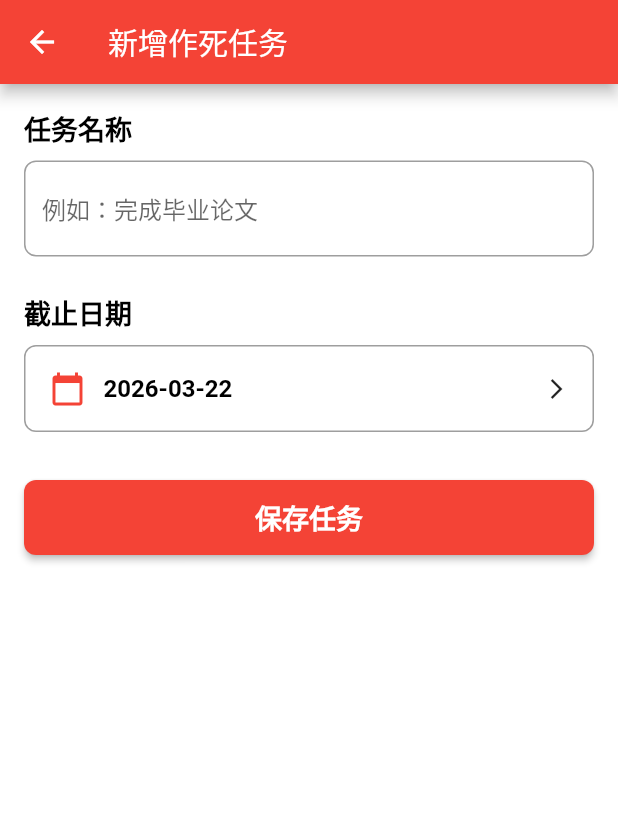
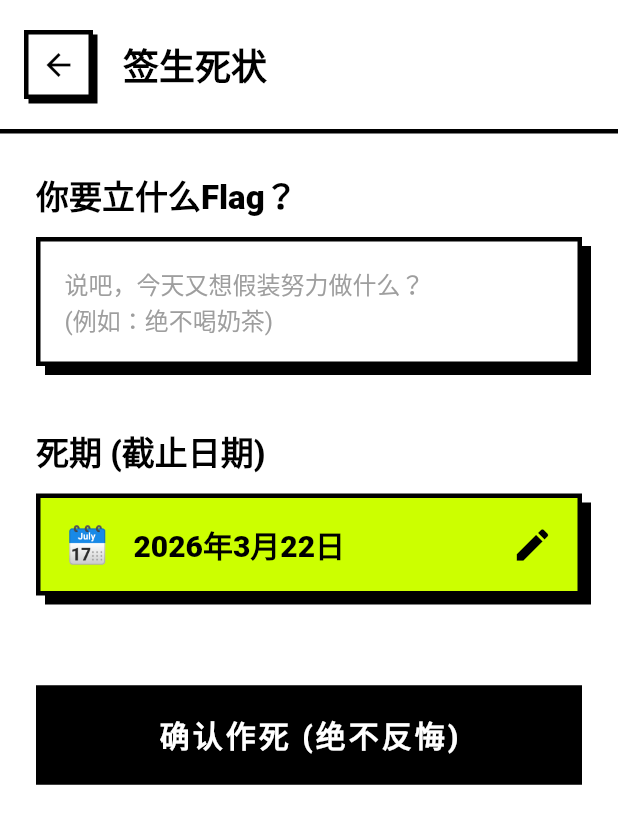
Before and after one commit to vanhci/toxic_tracker, a Flutter app: the AddTaskScreen screen opened directly, on a phone screen of 412 x 824 dp. Shown: the top 824 px of the screen. Run offline on Flutter 3.47's test engine with Material 3 defaults, Android fonts, the phone set to English and light mode, and no system bars; our stand-ins replace shared_preferences; accounts and stored records are empty.

Commit message:
Update add_task_screen.dart

```diff
--- a/lib/screens/add_task_screen.dart
+++ b/lib/screens/add_task_screen.dart
@@ -27,13 +27,17 @@ class _AddTaskScreenState extends State<AddTaskScreen> {
       initialDate: _selectedDeadline,
       firstDate: DateTime.now(),
       lastDate: DateTime.now().add(const Duration(days: 365)),
+      // 强行把原生系统日历的颜色改成刺眼的红黑配
       builder: (context, child) {
         return Theme(
           data: Theme.of(context).copyWith(
             colorScheme: const ColorScheme.light(
-              primary: Colors.red,
-              onPrimary: Colors.white,
-              onSurface: Colors.black,
+              primary: Colors.black, // 头部背景色
+              onPrimary: Colors.white, // 头部文字色
+              onSurface: Colors.black, // 日期文字色
+            ),
+            textButtonTheme: TextButtonThemeData(
+              style: TextButton.styleFrom(foregroundColor: Colors.red),
             ),
           ),
           child: child!,
@@ -68,92 +72,152 @@ class _AddTaskScreenState extends State<AddTaskScreen> {
   @override
   Widget build(BuildContext context) {
     return Scaffold(
-      appBar: AppBar(
-        title: const Text('新增作死任务'),
-        backgroundColor: Colors.red,
-        foregroundColor: Colors.white,
-      ),
-      body: Padding(
-        padding: const EdgeInsets.all(16.0),
+      backgroundColor: Colors.white,
+      body: SafeArea(
+        child: Column(
+          children: [
+            _buildBrutalistHeader(),
+            Expanded(
+              child: SingleChildScrollView(
+                padding: const EdgeInsets.all(24.0),
                 child: Form(
                   key: _formKey,
                   child: Column(
                     crossAxisAlignment: CrossAxisAlignment.start,
                     children: [
                       const Text(
-                '任务名称',
-                style: TextStyle(fontSize: 18, fontWeight: FontWeight.bold),
+                        '你要立什么Flag？',
+                        style: TextStyle(fontSize: 22, fontWeight: FontWeight.w900, color: Colors.black),
                       ),
-              const SizedBox(height: 8),
-              TextFormField(
-                controller: _titleController,
-                decoration: InputDecoration(
-                  hintText: '例如：完成毕业论文',
-                  border: OutlineInputBorder(
-                    borderRadius: BorderRadius.circular(8),
+                      const SizedBox(height: 12),
+                      _buildBrutalistTextField(),
+                      const SizedBox(height: 40),
+                      const Text(
+                        '死期 (截止日期)',
+                        style: TextStyle(fontSize: 22, fontWeight: FontWeight.w900, color: Colors.black),
                       ),
-                  focusedBorder: OutlineInputBorder(
-                    borderRadius: BorderRadius.circular(8),
-                    borderSide: const BorderSide(color: Colors.red, width: 2),
-                  ),
-                ),
-                validator: (value) {
-                  if (value == null || value.trim().isEmpty) {
-                    return '请输入任务名称';
-                  }
-                  return null;
-                },
-              ),
-              const SizedBox(height: 24),
-              const Text(
-                '截止日期',
-                style: TextStyle(fontSize: 18, fontWeight: FontWeight.bold),
-              ),
-              const SizedBox(height: 8),
-              InkWell(
-                onTap: _selectDeadline,
-                child: Container(
-                  padding: const EdgeInsets.all(16),
-                  decoration: BoxDecoration(
-                    border: Border.all(color: Colors.grey),
-                    borderRadius: BorderRadius.circular(8),
-                  ),
-                  child: Row(
-                    children: [
-                      const Icon(Icons.calendar_today, color: Colors.red),
-                      const SizedBox(width: 12),
-                      Text(
-                        '${_selectedDeadline.year}-${_selectedDeadline.month.toString().padLeft(2, '0')}-${_selectedDeadline.day.toString().padLeft(2, '0')}',
-                        style: const TextStyle(fontSize: 16),
-                      ),
-                      const Spacer(),
-                      const Icon(Icons.arrow_forward_ios, size: 16),
+                      const SizedBox(height: 12),
+                      _buildBrutalistDatePicker(),
+                      const SizedBox(height: 60),
+                      _buildSaveButton(),
                     ],
                   ),
-                ),
-              ),
-              const SizedBox(height: 32),
-              SizedBox(
-                width: double.infinity,
-                height: 50,
-                child: ElevatedButton(
-                  onPressed: _saveTask,
-                  style: ElevatedButton.styleFrom(
-                    backgroundColor: Colors.red,
-                    foregroundColor: Colors.white,
-                    shape: RoundedRectangleBorder(
-                      borderRadius: BorderRadius.circular(8),
-                    ),
-                  ),
-                  child: const Text(
-                    '保存任务',
-                    style: TextStyle(fontSize: 18, fontWeight: FontWeight.bold),
                 ),
               ),
             ),
           ],
         ),
       ),
+    );
+  }
+
+  // 核心视觉1：粗野主义头部 (干掉原生 AppBar)
+  Widget _buildBrutalistHeader() {
+    return Container(
+      padding: const EdgeInsets.symmetric(horizontal: 16, vertical: 20),
+      decoration: const BoxDecoration(
+        border: Border(bottom: BorderSide(color: Colors.black, width: 3)),
+      ),
+      child: Row(
+        children: [
+          GestureDetector(
+            onTap: () => Navigator.pop(context),
+            child: Container(
+              padding: const EdgeInsets.all(8),
+              decoration: BoxDecoration(
+                color: Colors.white,
+                border: Border.all(color: Colors.black, width: 3),
+                boxShadow: const [BoxShadow(color: Colors.black, offset: Offset(3, 3), blurRadius: 0)],
+              ),
+              child: const Icon(Icons.arrow_back, color: Colors.black, size: 24),
+            ),
+          ),
+          const SizedBox(width: 20),
+          const Text(
+            '签生死状',
+            style: TextStyle(fontSize: 24, fontWeight: FontWeight.w900, color: Colors.black),
+          ),
+        ],
+      ),
+    );
+  }
+
+  // 核心视觉2：巨大且极具压迫感的输入框
+  Widget _buildBrutalistTextField() {
+    return Container(
+      decoration: BoxDecoration(
+        color: Colors.white,
+        border: Border.all(color: Colors.black, width: 3),
+        boxShadow: const [BoxShadow(color: Colors.black, offset: Offset(6, 6), blurRadius: 0)],
+      ),
+      child: TextFormField(
+        controller: _titleController,
+        style: const TextStyle(fontSize: 20, fontWeight: FontWeight.bold),
+        maxLines: 3, // 让输入框变大，更有存在感
+        minLines: 1,
+        decoration: const InputDecoration(
+          hintText: '说吧，今天又想假装努力做什么？\n(例如：绝不喝奶茶)',
+          hintStyle: TextStyle(color: Colors.grey, fontSize: 16, fontWeight: FontWeight.normal),
+          border: InputBorder.none,
+          contentPadding: EdgeInsets.all(16),
+        ),
+        validator: (value) {
+          if (value == null || value.trim().isEmpty) {
+            return '怎么，连字都不敢打了？'; // 毒舌校验提示
+          }
+          return null;
+        },
+      ),
+    );
+  }
+
+  // 核心视觉3：粗野主义日期选择器触发按钮
+  Widget _buildBrutalistDatePicker() {
+    return GestureDetector(
+      onTap: _selectDeadline,
+      child: Container(
+        padding: const EdgeInsets.all(16),
+        decoration: BoxDecoration(
+          color: const Color(0xFFCCFF00), // 亮黄色背景
+          border: Border.all(color: Colors.black, width: 3),
+          boxShadow: const [BoxShadow(color: Colors.black, offset: Offset(6, 6), blurRadius: 0)],
+        ),
+        child: Row(
+          children: [
+            const Text('🗓️', style: TextStyle(fontSize: 24)),
+            const SizedBox(width: 16),
+            Text(
+              '${_selectedDeadline.year}年${_selectedDeadline.month}月${_selectedDeadline.day}日',
+              style: const TextStyle(fontSize: 20, fontWeight: FontWeight.w900, color: Colors.black),
+            ),
+            const Spacer(),
+            const Icon(Icons.edit, color: Colors.black, size: 28),
+          ],
+        ),
+      ),
+    );
+  }
+
+  // 核心视觉4：极简黑白高对比提交按钮
+  Widget _buildSaveButton() {
+    return SizedBox(
+      width: double.infinity,
+      child: ElevatedButton(
+        onPressed: _saveTask,
+        style: ElevatedButton.styleFrom(
+          backgroundColor: Colors.black, // 全黑底色，凸显决绝感
+          foregroundColor: Colors.white,
+          padding: const EdgeInsets.symmetric(vertical: 18),
+          shape: const RoundedRectangleBorder(side: BorderSide(color: Colors.black, width: 3)),
+          elevation: 0,
+        ).copyWith(
+          // 点击时硬阴影消失的交互反馈
+          elevation: MaterialStateProperty.resolveWith((states) => states.contains(MaterialState.pressed) ? 0 : 0),
+        ),
+        child: const Text(
+          '确认作死 (绝不反悔)',
+          style: TextStyle(fontSize: 20, fontWeight: FontWeight.w900, letterSpacing: 2),
+        ),
       ),
     );
   }
```
Lines whose indentation alone changed are shown as unchanged.
